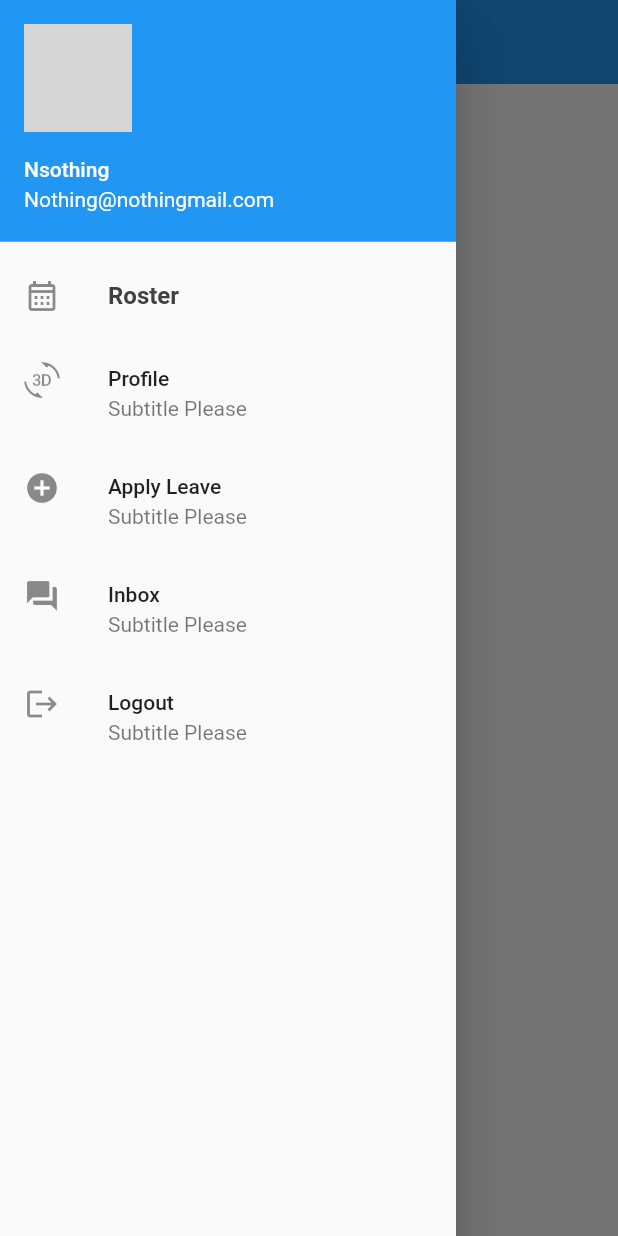
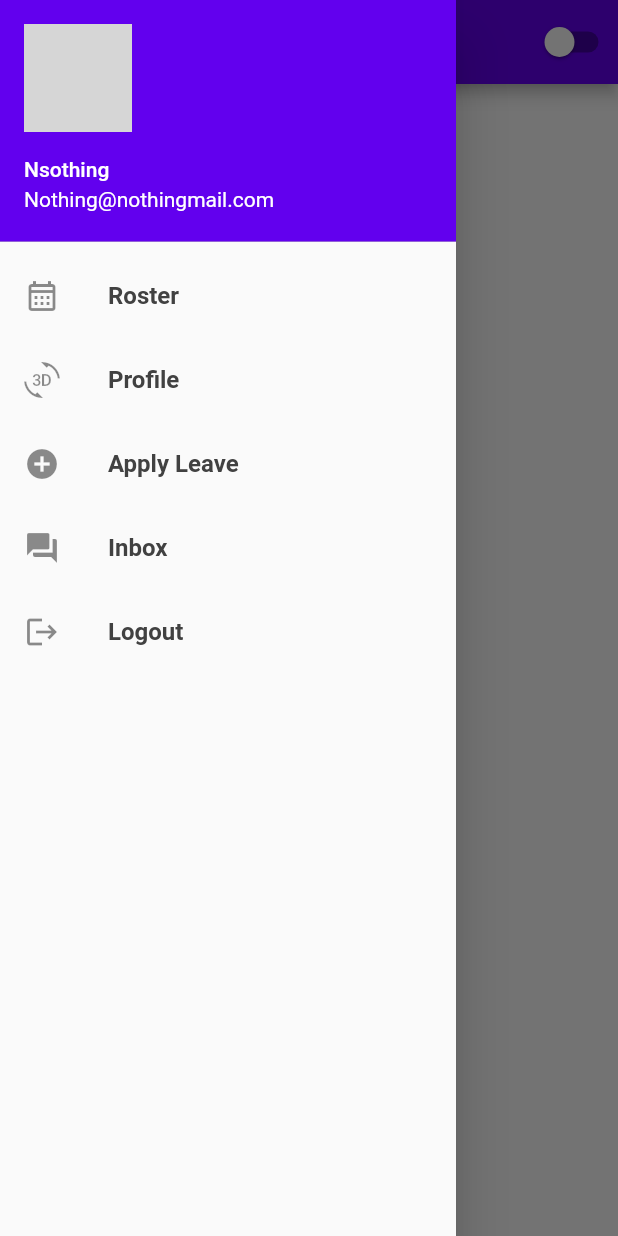
Before and after one commit to Danishbansal-cmd/emes, a Flutter app: the screen it shows after launch, with the side drawer open, on a phone screen of 412 x 824 dp. Run offline on Flutter 3.47's test engine with Material 2 defaults, Android fonts, the phone set to English and light mode, and no system bars; network calls fail; grey boxes are pictures that could not be loaded.

Commit message:
Doing changes to provide theming to the app

```diff
--- a/lib/Pages/home_page.dart
+++ b/lib/Pages/home_page.dart
@@ -1,5 +1,7 @@
+import 'package:emes/Themes/themes.dart';
 import 'package:emes/Widgets/drawer.dart';
 import 'package:flutter/material.dart';
+import 'package:provider/provider.dart';
 
 class HomePage extends StatelessWidget {
   const HomePage({Key? key}) : super(key: key);
@@ -7,11 +9,26 @@ class HomePage extends StatelessWidget {
   @override
   Widget build(BuildContext context) {
     return Scaffold(
-      appBar: AppBar(),
+      appBar: AppBar(
+        actions: [
+          Consumer<ThemeProvider>(
+            builder: (context, appLevelThemeProvider, _) {
+              return Switch.adaptive(
+                value: appLevelThemeProvider.themeMode == ThemeMode.dark,
+                onChanged: (value) {
+                  final provider =
+                      Provider.of<ThemeProvider>(context, listen: false);
+                  provider.toggleTheme(value);
+                },
+              );
+            },
+          ),
+        ],
+      ),
       drawer: const MyDrawer(),
       body: SafeArea(
         child: Container(
-          child:const Center(
+          child: const Center(
             child: Text("Nothing to show now"),
           ),
         ),
--- a/lib/Themes/themes.dart
+++ b/lib/Themes/themes.dart
@@ -1,14 +1,70 @@
 import 'package:flutter/material.dart';
 
+class ThemeProvider extends ChangeNotifier{
+  ThemeMode _themeMode = ThemeMode.light;
+
+  get themeMode {
+    return _themeMode;
+  }
+
+  void toggleTheme(bool isOn){
+    _themeMode = isOn ? ThemeMode.dark :  ThemeMode.light;
+    notifyListeners();
+  }
+}
 
 class MyTheme {
   static ThemeData lightTheme(BuildContext context) => ThemeData(
-
-  );
+        textTheme: const TextTheme(
+          headline1: TextStyle(
+            fontSize: 20,
+            fontWeight: FontWeight.bold,
+            color: Colors.orange,
+          ),
+          headline6: TextStyle(
+            color: Colors.grey,
+            fontSize: 16,
+          ),
+          headline2: TextStyle(
+            fontWeight: FontWeight.bold,
+            color: Color(0xff414141),
+            fontSize: 16,
+          ),
+        ),
+        colorScheme: ColorScheme.light(
+            // primary: Colors.deepPurple,
+            // background: Colors.white,
+            // primaryVariant: Vx.gray200,
+            // secondary: Colors.black,
+            // secondaryVariant: Colors.black.withOpacity(0.6),
+            ),
+      );
 
   static ThemeData darkTheme(BuildContext context) => ThemeData(
-
-  );
+        textTheme: const TextTheme(
+          headline1: TextStyle(
+            fontSize: 20,
+            fontWeight: FontWeight.bold,
+            color: Colors.orange,
+          ),
+          headline6: TextStyle(
+            color: Colors.grey,
+            fontSize: 16,
+          ),
+          headline2: TextStyle(
+            fontWeight: FontWeight.bold,
+            color: Color(0xff414141),
+            fontSize: 16,
+          ),
+        ),
+        colorScheme: const ColorScheme.dark(
+            // primary: Color(0xFF303030),
+            // background: Color(0xFF303030),
+            // primaryVariant: Color(0xFF606060),
+            // secondary: Colors.white,
+            // secondaryVariant: Colors.black
+            ),
+      );
 
   static Color firstColor = Color(0xff414141);
   static Color secondColor = Color(0xff414141);
--- a/lib/Widgets/drawer.dart
+++ b/lib/Widgets/drawer.dart
@@ -1,3 +1,4 @@
+import 'package:emes/Routes/routes.dart';
 import 'package:flutter/material.dart';
 import 'package:flutter/cupertino.dart';
 
@@ -6,14 +7,16 @@ class MyDrawer extends StatelessWidget {
 
   @override
   Widget build(BuildContext context) {
+    final _textTheme = Theme.of(context).textTheme;
+    final _colorScheme = Theme.of(context).colorScheme;
     const imageUrl =
         "https://media.istockphoto.com/vectors/default-profile-picture-avatar-photo-placeholder-vector-illustration-vector-id1223671392?k=20&m=1223671392&s=612x612&w=0&h=lGpj2vWAI3WUT1JeJWm1PRoHT3V15_1pdcTn2szdwQ0=";
     return Drawer(
       child: Container(
         child: ListView(
           padding: EdgeInsets.zero,
-          children: const [
-            DrawerHeader(
+          children: [
+            const DrawerHeader(
               padding: EdgeInsets.zero,
               child: UserAccountsDrawerHeader(
                 margin: EdgeInsets.zero,
@@ -24,34 +27,64 @@ class MyDrawer extends StatelessWidget {
                 ),
               ),
             ),
-            ListTile(
-              leading: Icon(Icons.calendar_month_outlined),
-              title: Text("Roster",style: TextStyle(
-                fontWeight: FontWeight.bold,
-                color: Color(0xff414141),
-                fontSize: 16
-              ),),
-              // subtitle: Text("Subtitle Please"),
-            ),ListTile(
-              leading: Icon(Icons.threed_rotation),
-              title: Text("Profile"),
-              subtitle: Text("Subtitle Please"),
-            ),ListTile(
-              leading: Icon(Icons.add_circle,),
-              title: Text("Apply Leave"),
-              subtitle: Text("Subtitle Please"),
-            ),ListTile(
-              leading: Icon(Icons.forum),
-              title: Text("Inbox"),
-              subtitle: Text("Subtitle Please"),
-            ),ListTile(
-              leading: Icon(Icons.logout),
-              title: Text("Logout"),
-              subtitle: Text("Subtitle Please"),
+            InkWell(
+              onTap: (){
+                Navigator.pushNamed(context,MyRoutes.homePageRoute);
+              },
+              child: ListTile(
+                leading: Icon(Icons.calendar_month_outlined),
+                title: Text("Roster",style: _textTheme.headline2,
+                ),
+                // subtitle: Text("Subtitle Please"),
+              ),
+            ),
+            InkWell(
+              onTap: (){
+                Navigator.pushNamed(context, MyRoutes.profilePageRoute);
+              },
+              child: ListTile(
+                leading: const Icon(Icons.threed_rotation),
+                title: Text("Profile",style: _textTheme.headline2,),
+                // subtitle: const Text("Subtitle Please"),
+              ),
+            ),
+            InkWell(
+              onTap: (){
+                Navigator.pushNamed(context, MyRoutes.applyLeavePageRoute);
+              },
+              child: ListTile(
+                leading:const Icon(Icons.add_circle,),
+                title: Text("Apply Leave",style: _textTheme.headline2,),
+                // subtitle:const Text("Subtitle Please"),
+              ),
+            ),
+            InkWell(
+              onTap: (){
+                Navigator.pushNamed(context, MyRoutes.inboxPageRoute);
+              },
+              child: ListTile(
+                leading:const  Icon(Icons.forum),
+                title: Text("Inbox",style: _textTheme.headline2,),
+                // subtitle:const  Text("Subtitle Please"),
+              ),
+            ),
+            InkWell(
+              onTap: (){
+                logout(context);
+              },
+              child: ListTile(
+                leading:const Icon(Icons.logout),
+                title: Text("Logout",style: _textTheme.headline2,),
+                // subtitle:const Text("Subtitle Please"),
+              ),
             )
           ],
         ),
       ),
     );
   }
+
+  Future<void> logout(BuildContext context) async{
+
+  }
 }
--- a/lib/main.dart
+++ b/lib/main.dart
@@ -5,6 +5,8 @@ import 'package:emes/Pages/profile_page.dart';
 import 'package:emes/Routes/routes.dart';
 import 'package:emes/Themes/themes.dart';
 import 'package:flutter/material.dart';
+import 'package:flutter/services.dart';
+import 'package:provider/provider.dart';
 
 void main() {
   runApp(const MyApp());
@@ -16,19 +18,35 @@ class MyApp extends StatelessWidget {
   // This widget is the root of your application.
   @override
   Widget build(BuildContext context) {
+    SystemChrome.setPreferredOrientations([
+      DeviceOrientation.portraitUp,
+    ]);
+    return MultiProvider(
+      providers: [
+        ChangeNotifierProvider<ThemeProvider>(
+          create: (_) => ThemeProvider(),
+        ),
+        // ChangeNotifierProvider(create: (_) =>)
+      ],
+      child: Consumer<ThemeProvider>(
+        builder: (context, appLevelThemeProvider, _) {
           return MaterialApp(
             title: 'Flutter Demo',
             theme: MyTheme.lightTheme(context),
             darkTheme: MyTheme.darkTheme(context),
-      themeMode: ThemeMode.system,
+            themeMode: appLevelThemeProvider.themeMode,
             debugShowCheckedModeBanner: false,
             initialRoute: '/',
             routes: {
-        "/":(context) => ProfilePage(),
-        MyRoutes.profilePageRoute : (context) => ProfilePage(),
-        MyRoutes.applyLeavePageRoute :(context) => ApplyLeavePage(),
-        MyRoutes.inboxPageRoute : (context) => InboxPage(),
+              "/": (context) => HomePage(),
+              MyRoutes.homePageRoute: (context) => HomePage(),
+              MyRoutes.profilePageRoute: (context) => ProfilePage(),
+              MyRoutes.applyLeavePageRoute: (context) => ApplyLeavePage(),
+              MyRoutes.inboxPageRoute: (context) => InboxPage(),
             },
+          );
+        },
+      ),
     );
   }
 }
--- a/pubspec.yaml
+++ b/pubspec.yaml
@@ -29,6 +29,7 @@ environment:
 dependencies:
   flutter:
     sdk: flutter
+  provider: ^6.0.2
 
 
   # The following adds the Cupertino Icons font to your application.
@@ -58,8 +59,8 @@ flutter:
   uses-material-design: true
 
   # To add assets to your application, add an assets section, like this:
-  # assets:
-  #   - images/a_dot_burr.jpeg
+  assets:
+  - assets/
   #   - images/a_dot_ham.jpeg
 
   # An image asset can refer to one or more resolution-specific "variants", see
```
Also changed, not shown: pubspec.lock. Lines whose indentation alone changed are shown as unchanged.
